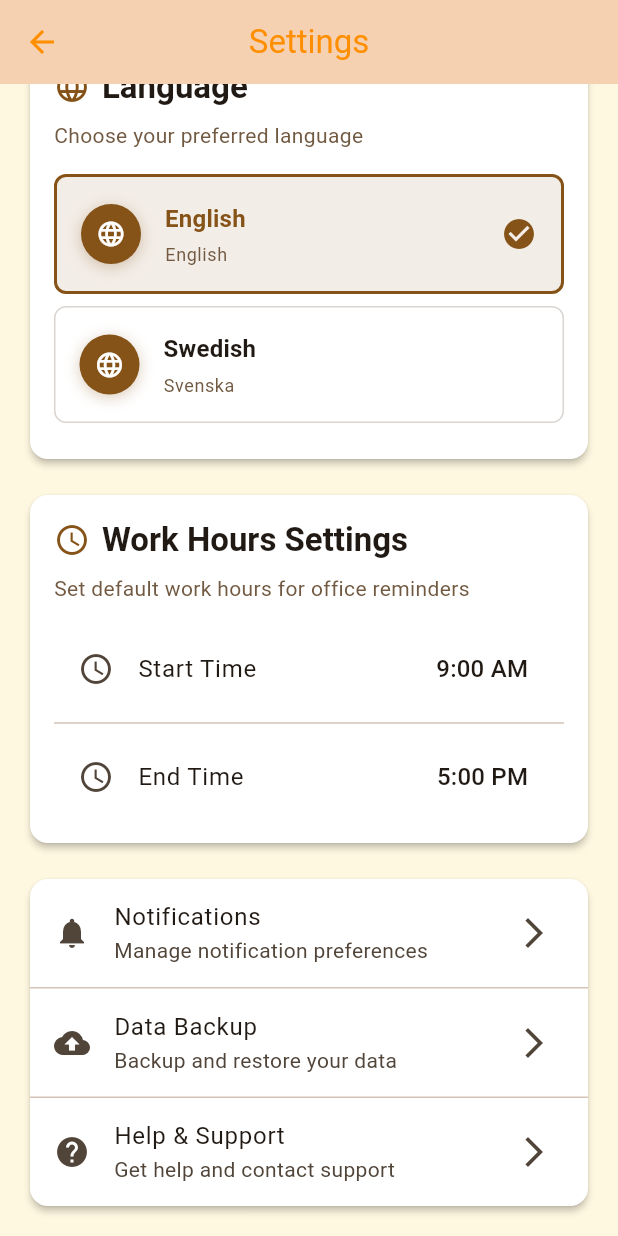
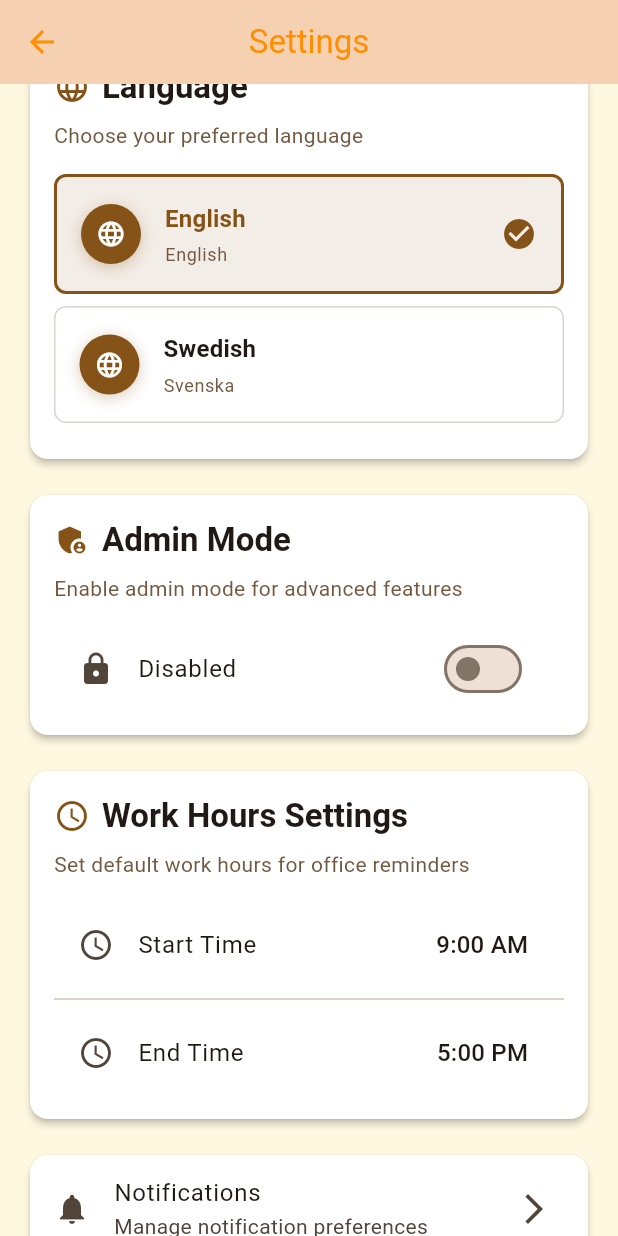
Before and after one commit to Agnelia/2do, a Flutter app: the SettingsScreen screen opened directly, scrolled down 478 dp, on a phone screen of 412 x 824 dp. Run offline on Flutter 3.47's test engine with Material 3 defaults, Android fonts, the phone set to English and light mode, and no system bars; our stand-ins replace confetti, fl_chart, shared_preferences; accounts and stored records are empty.

Commit message:
Add admin mode, manual standup sessions, and custom time for admins
Co-authored-by: Agnelia <13274789+Agnelia@users.noreply.github.com>

```diff
--- a/lib/l10n/app_localizations.dart
+++ b/lib/l10n/app_localizations.dart
@@ -403,6 +403,27 @@ abstract class AppLocalizations {
 
   /// Select template title
   String get selectTemplate;
+
+  /// Admin mode toggle label
+  String get adminMode;
+
+  /// Admin mode toggle description
+  String get enableAdminMode;
+
+  /// Start challenge manually button
+  String get startManually;
+
+  /// Manual session label
+  String get manualSession;
+
+  /// Message when manual session completes full time
+  String get nextPeriodMarked;
+
+  /// Custom time input label for admin
+  String get customTime;
+
+  /// Enter custom minutes hint
+  String get enterMinutes;
 }
 
 class _AppLocalizationsDelegate
--- a/lib/main.dart
+++ b/lib/main.dart
@@ -7,6 +7,7 @@ import 'package:todo_health_reminders/providers/statistics_provider.dart';
 import 'package:todo_health_reminders/providers/theme_provider.dart';
 import 'package:todo_health_reminders/providers/locale_provider.dart';
 import 'package:todo_health_reminders/providers/work_hours_provider.dart';
+import 'package:todo_health_reminders/providers/admin_provider.dart';
 import 'package:todo_health_reminders/l10n/app_localizations.dart';
 
 void main() {
@@ -25,6 +26,7 @@ class MyApp extends StatelessWidget {
         ChangeNotifierProvider(create: (_) => ThemeProvider()),
         ChangeNotifierProvider(create: (_) => LocaleProvider()),
         ChangeNotifierProvider(create: (_) => WorkHoursProvider()),
+        ChangeNotifierProvider(create: (_) => AdminProvider()),
       ],
       child: Consumer2<ThemeProvider, LocaleProvider>(
         builder: (context, themeProvider, localeProvider, child) {
--- /dev/null
+++ b/lib/providers/admin_provider.dart
@@ -0,0 +1,31 @@
+import 'package:flutter/material.dart';
+import 'package:shared_preferences/shared_preferences.dart';
+
+class AdminProvider with ChangeNotifier {
+  bool _isAdminMode = false;
+  bool _isLoaded = false;
+
+  bool get isAdminMode => _isAdminMode;
+
+  AdminProvider() {
+    _loadAdminMode();
+  }
+
+  Future<void> _loadAdminMode() async {
+    if (_isLoaded) return;
+
+    final prefs = await SharedPreferences.getInstance();
+    _isAdminMode = prefs.getBool('admin_mode') ?? false;
+    _isLoaded = true;
+    notifyListeners();
+  }
+
+  Future<void> setAdminMode(bool enabled) async {
+    _isAdminMode = enabled;
+
+    final prefs = await SharedPreferences.getInstance();
+    await prefs.setBool('admin_mode', enabled);
+
+    notifyListeners();
+  }
+}
--- a/lib/screens/settings_screen.dart
+++ b/lib/screens/settings_screen.dart
@@ -3,6 +3,7 @@ import 'package:provider/provider.dart';
 import 'package:todo_health_reminders/providers/theme_provider.dart';
 import 'package:todo_health_reminders/providers/locale_provider.dart';
 import 'package:todo_health_reminders/providers/work_hours_provider.dart';
+import 'package:todo_health_reminders/providers/admin_provider.dart';
 import 'package:todo_health_reminders/utils/constants.dart';
 import 'package:todo_health_reminders/l10n/app_localizations.dart';
 
@@ -41,6 +42,8 @@ class SettingsScreen extends StatelessWidget {
             ),
             const SizedBox(height: 16),
             _buildLanguageSelection(context),
+            const SizedBox(height: 16),
+            _buildAdminSettings(context),
             const SizedBox(height: 16),
             _buildWorkHoursSettings(context),
             const SizedBox(height: 16),
@@ -407,6 +410,58 @@ class SettingsScreen extends StatelessWidget {
     );
   }
 
+  Widget _buildAdminSettings(BuildContext context) {
+    final l10n = AppLocalizations.of(context)!;
+
+    return Consumer<AdminProvider>(
+      builder: (context, adminProvider, child) {
+        return Card(
+          child: Padding(
+            padding: const EdgeInsets.all(16.0),
+            child: Column(
+              crossAxisAlignment: CrossAxisAlignment.start,
+              children: [
+                Row(
+                  children: [
+                    Icon(
+                      Icons.admin_panel_settings,
+                      color: Theme.of(context).colorScheme.primary,
+                    ),
+                    const SizedBox(width: 8),
+                    Text(
+                      l10n.adminMode,
+                      style: Theme.of(context).textTheme.titleLarge?.copyWith(
+                        fontWeight: FontWeight.bold,
+                      ),
+                    ),
+                  ],
+                ),
+                const SizedBox(height: 8),
+                Text(
+                  l10n.enableAdminMode,
+                  style: Theme.of(context).textTheme.bodyMedium?.copyWith(
+                    color: Theme.of(context).colorScheme.secondary,
+                  ),
+                ),
+                const SizedBox(height: 16),
+                SwitchListTile(
+                  value: adminProvider.isAdminMode,
+                  onChanged: (value) {
+                    adminProvider.setAdminMode(value);
+                  },
+                  title: Text(adminProvider.isAdminMode ? 'Enabled' : 'Disabled'),
+                  secondary: Icon(
+                    adminProvider.isAdminMode ? Icons.lock_open : Icons.lock,
+                  ),
+                ),
+              ],
+            ),
+          ),
+        );
+      },
+    );
+  }
+
   Widget _buildWorkHoursSettings(BuildContext context) {
     final l10n = AppLocalizations.of(context)!;
 
```
Also changed, not shown: lib/l10n/app_en.arb (+28 -0 lines), lib/l10n/app_localizations_en.dart (+21 -0 lines), lib/l10n/app_localizations_sv.dart (+21 -0 lines), lib/l10n/app_sv.arb (+8 -1 lines), lib/screens/stand_up_config_screen.dart (+23 -0 lines), lib/screens/stand_up_timer_screen.dart (+21 -2 lines), lib/widgets/reminder_card.dart (+36 -0 lines).
